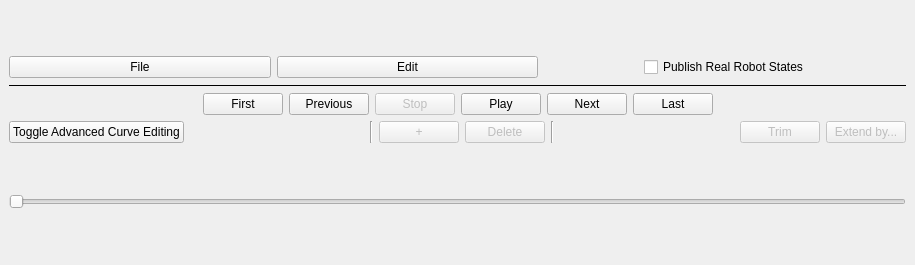
Qt form resources/animation_plugin.ui (marvmn/rqt_animation) before a commit.
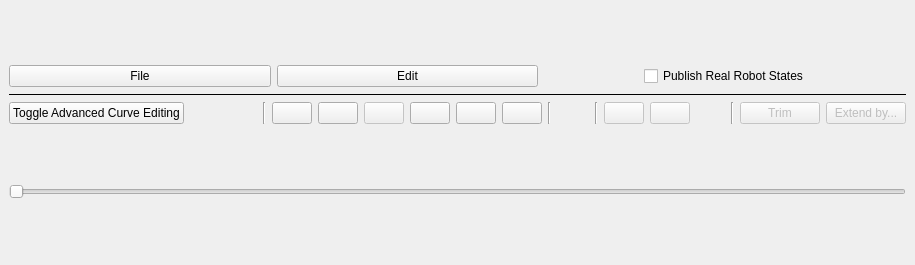
The same form after that commit. Icons and pictures are not drawn.

Commit message: overhauled gui and fixed bug when moving the mouse from the drawing space to a bezier block

```diff
--- a/resources/animation_plugin.ui
+++ b/resources/animation_plugin.ui
@@ -95,6 +95,28 @@
       </widget>
      </item>
      <item>
+      <layout class="QHBoxLayout" name="editPanel">
+       <item>
+        <widget class="QPushButton" name="curveButton">
+         <property name="text">
+          <string>Toggle Advanced Curve Editing</string>
+         </property>
+        </widget>
+       </item>
+       <item>
+        <spacer name="horizontalSpacer_4">
+         <property name="orientation">
+          <enum>Qt::Horizontal</enum>
+         </property>
+         <property name="sizeHint" stdset="0">
+          <size>
+           <width>40</width>
+           <height>20</height>
+          </size>
+         </property>
+        </spacer>
+       </item>
+       <item>
       <layout class="QHBoxLayout" name="controlPanel">
        <item>
         <spacer name="horizontalSpacer_2">
@@ -109,17 +131,30 @@
          </property>
         </spacer>
        </item>
+         <item>
+          <widget class="Line" name="line_5">
+           <property name="orientation">
+            <enum>Qt::Vertical</enum>
+           </property>
+          </widget>
+         </item>
        <item>
         <widget class="QPushButton" name="firstButton">
          <property name="text">
-          <string>First</string>
+            <string/>
+           </property>
+           <property name="icon">
+            <iconset theme="go-first"/>
          </property>
         </widget>
        </item>
        <item>
         <widget class="QPushButton" name="previousButton">
          <property name="text">
-          <string>Previous</string>
+            <string/>
+           </property>
+           <property name="icon">
+            <iconset theme="go-previous"/>
          </property>
         </widget>
        </item>
@@ -129,28 +164,47 @@
           <bool>false</bool>
          </property>
          <property name="text">
-          <string>Stop</string>
+            <string/>
+           </property>
+           <property name="icon">
+            <iconset theme="media-playback-stop"/>
          </property>
         </widget>
        </item>
        <item>
         <widget class="QPushButton" name="playButton">
          <property name="text">
-          <string>Play</string>
+            <string/>
+           </property>
+           <property name="icon">
+            <iconset theme="media-playback-start"/>
          </property>
         </widget>
        </item>
        <item>
         <widget class="QPushButton" name="nextButton">
          <property name="text">
-          <string>Next</string>
+            <string/>
+           </property>
+           <property name="icon">
+            <iconset theme="go-next"/>
          </property>
         </widget>
        </item>
        <item>
         <widget class="QPushButton" name="lastButton">
          <property name="text">
-          <string>Last</string>
+            <string/>
+           </property>
+           <property name="icon">
+            <iconset theme="go-last"/>
+           </property>
+          </widget>
+         </item>
+         <item>
+          <widget class="Line" name="line_4">
+           <property name="orientation">
+            <enum>Qt::Vertical</enum>
          </property>
         </widget>
        </item>
@@ -170,28 +224,6 @@
       </layout>
      </item>
      <item>
-      <layout class="QHBoxLayout" name="editPanel">
-       <item>
-        <widget class="QPushButton" name="curveButton">
-         <property name="text">
-          <string>Toggle Advanced Curve Editing</string>
-         </property>
-        </widget>
-       </item>
-       <item>
-        <spacer name="horizontalSpacer_5">
-         <property name="orientation">
-          <enum>Qt::Horizontal</enum>
-         </property>
-         <property name="sizeHint" stdset="0">
-          <size>
-           <width>40</width>
-           <height>20</height>
-          </size>
-         </property>
-        </spacer>
-       </item>
-       <item>
         <widget class="Line" name="line_2">
          <property name="orientation">
           <enum>Qt::Vertical</enum>
@@ -207,7 +239,10 @@
           <bool>false</bool>
          </property>
          <property name="text">
-          <string>+</string>
+          <string/>
+         </property>
+         <property name="icon">
+          <iconset theme="list-add"/>
          </property>
         </widget>
        </item>
@@ -217,10 +252,26 @@
           <bool>false</bool>
          </property>
          <property name="text">
-          <string>Delete</string>
+          <string/>
+         </property>
+         <property name="icon">
+          <iconset theme="edit-clear"/>
          </property>
         </widget>
        </item>
+       <item>
+        <spacer name="horizontalSpacer_5">
+         <property name="orientation">
+          <enum>Qt::Horizontal</enum>
+         </property>
+         <property name="sizeHint" stdset="0">
+          <size>
+           <width>40</width>
+           <height>20</height>
+          </size>
+         </property>
+        </spacer>
+       </item>
        <item>
         <widget class="Line" name="line_3">
          <property name="orientation">
@@ -228,19 +279,6 @@
          </property>
         </widget>
        </item>
-       <item>
-        <spacer name="horizontalSpacer_4">
-         <property name="orientation">
-          <enum>Qt::Horizontal</enum>
-         </property>
-         <property name="sizeHint" stdset="0">
-          <size>
-           <width>40</width>
-           <height>20</height>
-          </size>
-         </property>
-        </spacer>
-       </item>
        <item>
         <widget class="QPushButton" name="trimButton">
          <property name="enabled">
```
Left out of the diff: 39 changed lines with no effect on the pictures. Lines whose indentation alone changed are shown as unchanged. The commit also changes 2 other files.
